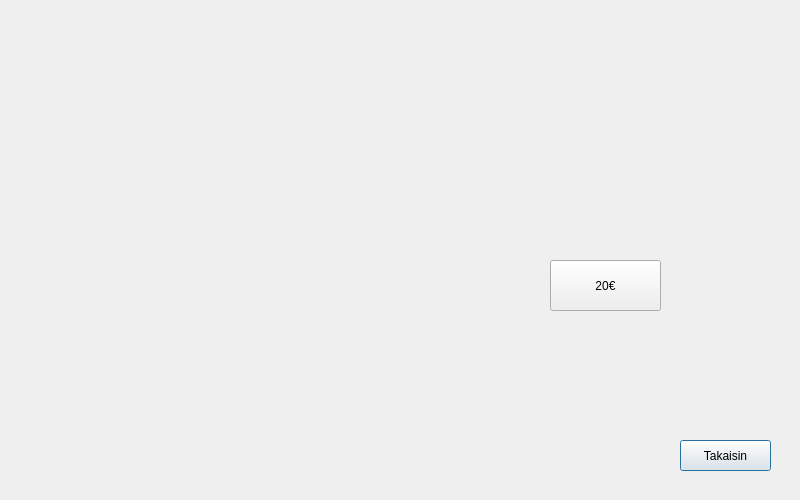
Above: bank-automat/nostowindow.ui from Kealerator/bank_atm_group3 before the change. Below: the same form after it.
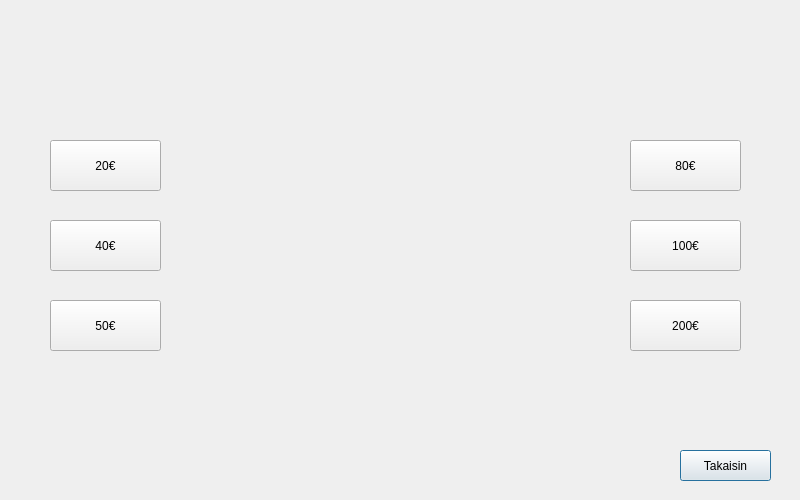
That is the form after the change.

Patch:
```diff
--- a/bank-automat/nostowindow.ui
+++ b/bank-automat/nostowindow.ui
@@ -17,7 +17,7 @@
    <property name="geometry">
     <rect>
      <x>680</x>
-     <y>440</y>
+     <y>450</y>
      <width>91</width>
      <height>31</height>
     </rect>
@@ -42,8 +42,8 @@
   <widget class="QPushButton" name="btn20">
    <property name="geometry">
     <rect>
-     <x>550</x>
-     <y>260</y>
+     <x>50</x>
+     <y>140</y>
      <width>111</width>
      <height>51</height>
     </rect>
@@ -52,6 +52,71 @@
     <string>20€</string>
    </property>
   </widget>
+  <widget class="QPushButton" name="btn40">
+   <property name="geometry">
+    <rect>
+     <x>50</x>
+     <y>220</y>
+     <width>111</width>
+     <height>51</height>
+    </rect>
+   </property>
+   <property name="text">
+    <string>40€</string>
+   </property>
+  </widget>
+  <widget class="QPushButton" name="btn50">
+   <property name="geometry">
+    <rect>
+     <x>50</x>
+     <y>300</y>
+     <width>111</width>
+     <height>51</height>
+    </rect>
+   </property>
+   <property name="text">
+    <string>50€</string>
+   </property>
+  </widget>
+  <widget class="QPushButton" name="btn80">
+   <property name="geometry">
+    <rect>
+     <x>630</x>
+     <y>140</y>
+     <width>111</width>
+     <height>51</height>
+    </rect>
+   </property>
+   <property name="text">
+    <string>80€</string>
+   </property>
+  </widget>
+  <widget class="QPushButton" name="btn100">
+   <property name="geometry">
+    <rect>
+     <x>630</x>
+     <y>220</y>
+     <width>111</width>
+     <height>51</height>
+    </rect>
+   </property>
+   <property name="text">
+    <string>100€</string>
+   </property>
+  </widget>
+  <widget class="QPushButton" name="btn200">
+   <property name="geometry">
+    <rect>
+     <x>630</x>
+     <y>300</y>
+     <width>111</width>
+     <height>51</height>
+    </rect>
+   </property>
+   <property name="text">
+    <string>200€</string>
+   </property>
+  </widget>
  </widget>
  <resources/>
  <connections/>
```
